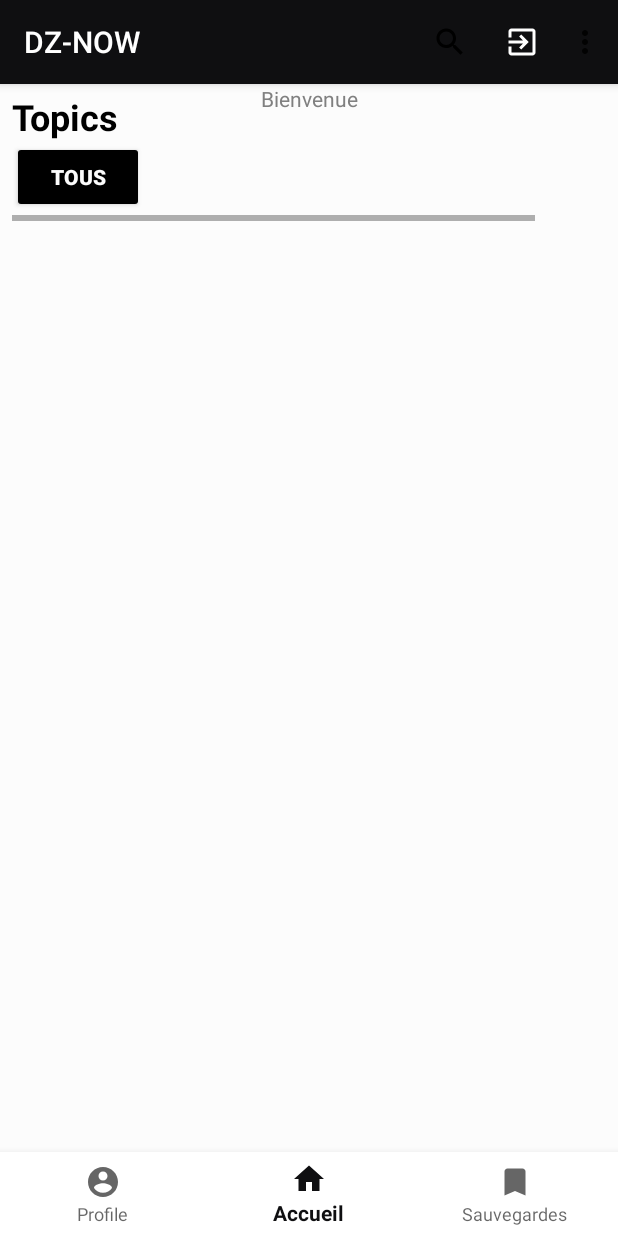
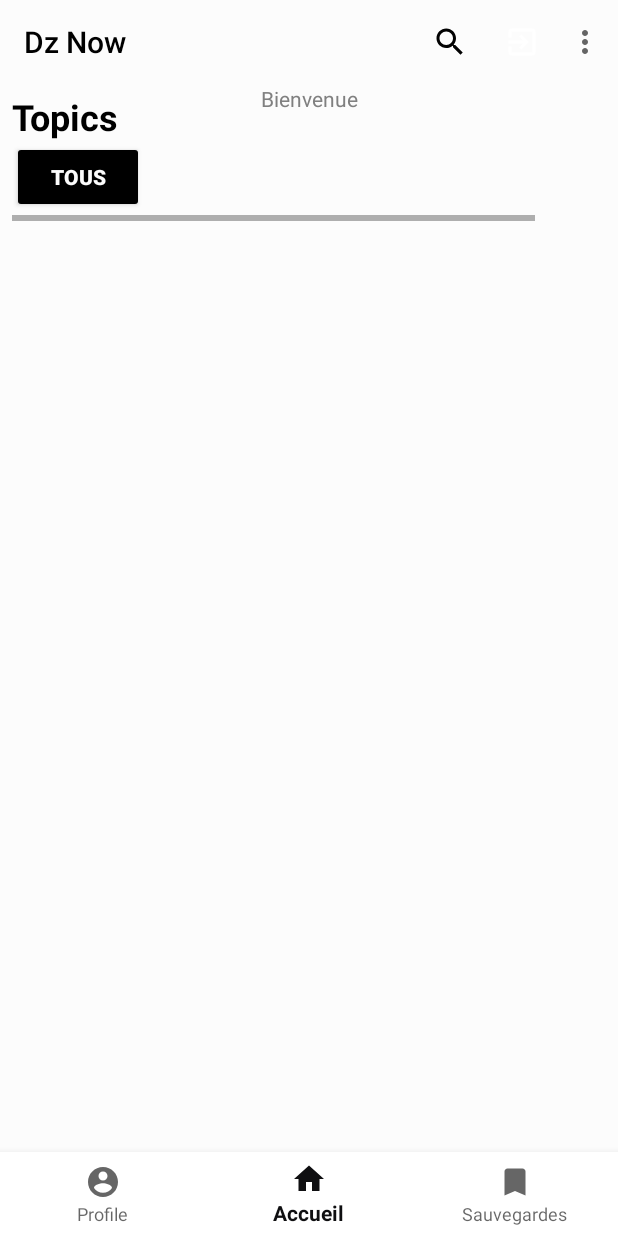
Before and after one commit to FatiMooni/DZ-now, an Android app: the MainActivity screen opened directly, with no data from a screen before it, on a phone screen of 412 x 824 dp. Run offline under Robolectric (Android 15) with nearby library versions, the light colour scheme and no system bars; our stand-ins replace paging; libraries missing offline, so code that uses them is left out: androidx.paging; pictures from the network do not load; 9 statements that could not run were skipped.

Commit message:
changes for u to pull

```diff
--- a/app/src/main/java/com/example/tdm_project/view/activities/MainActivity.kt
+++ b/app/src/main/java/com/example/tdm_project/view/activities/MainActivity.kt
@@ -46,9 +46,6 @@ class MainActivity : CustomBaseActivity() {
         if (stringImageUri != null) Log.i("URI_MAIN",stringImageUri)
         else Log.i("URI_MAIN","NULLLL")
         fragProfile = ProfileFragment.newInstance(newPseudo, stringImageUri)
-        val topBar= findViewById<androidx.appcompat.widget.Toolbar>(R.id.TopToolbar)
-       setSupportActionBar(topBar)
-
 
 
     }
--- a/app/src/main/res/layout/activity_main.xml
+++ b/app/src/main/res/layout/activity_main.xml
@@ -28,19 +28,7 @@
 
     </FrameLayout>
 
-    <androidx.appcompat.widget.Toolbar
-            android:id="@+id/TopToolbar"
-            android:layout_width="match_parent"
-            android:layout_height="?attr/actionBarSize"
-            android:background="?attr/colorPrimary"
-            android:elevation="4dp"
-            android:theme="@style/ThemeOverlay.AppCompat.ActionBar"
-            app:titleTextColor="#FFF"
-            app:menu="@menu/menu_top_toolbar"
-            app:layout_constraintEnd_toEndOf="parent"
-            app:layout_constraintStart_toStartOf="parent"
-            app:layout_constraintTop_toTopOf="parent"
-            app:popupTheme="@style/ThemeOverlay.AppCompat.Light" />
+
     <FrameLayout
             android:id="@+id/fragment_container"
             android:layout_width="match_parent"
```
Also changed, not shown: app/src/main/java/com/example/tdm_project/authentication/LogInActivity.kt (+17 -21 lines), app/src/main/java/com/example/tdm_project/services/App.kt (+15 -0 lines), app/src/main/java/com/example/tdm_project/services/FetchArticlesService.kt (+10 -1 lines), app/src/main/java/com/example/tdm_project/services/NotificationService.kt (added, +26 -0 lines).
